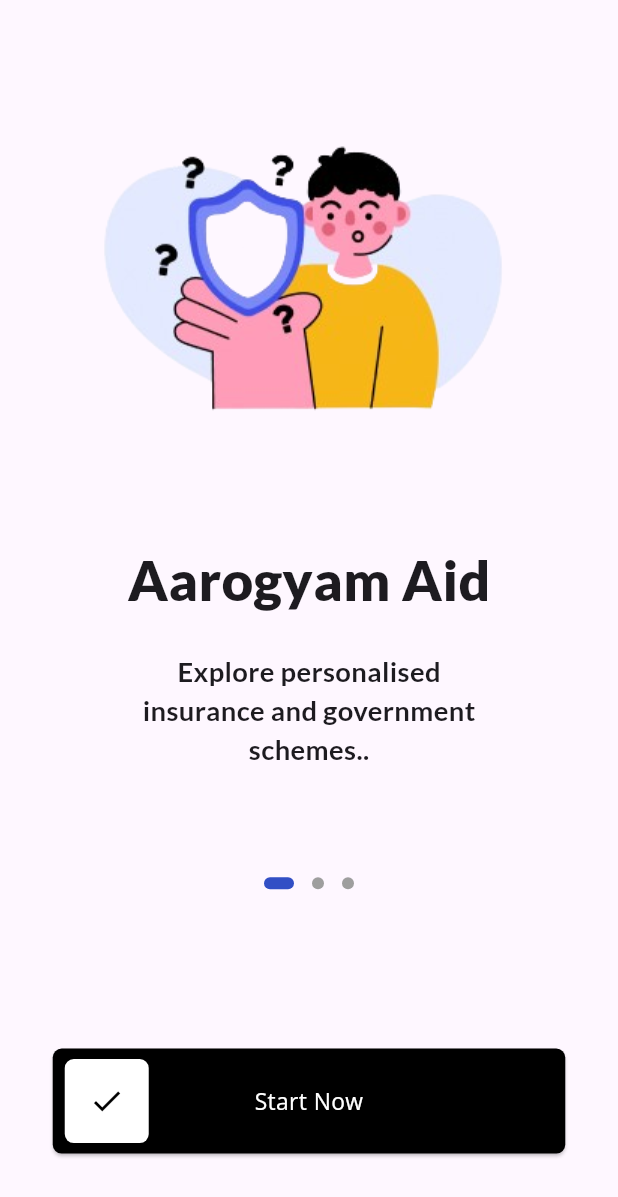
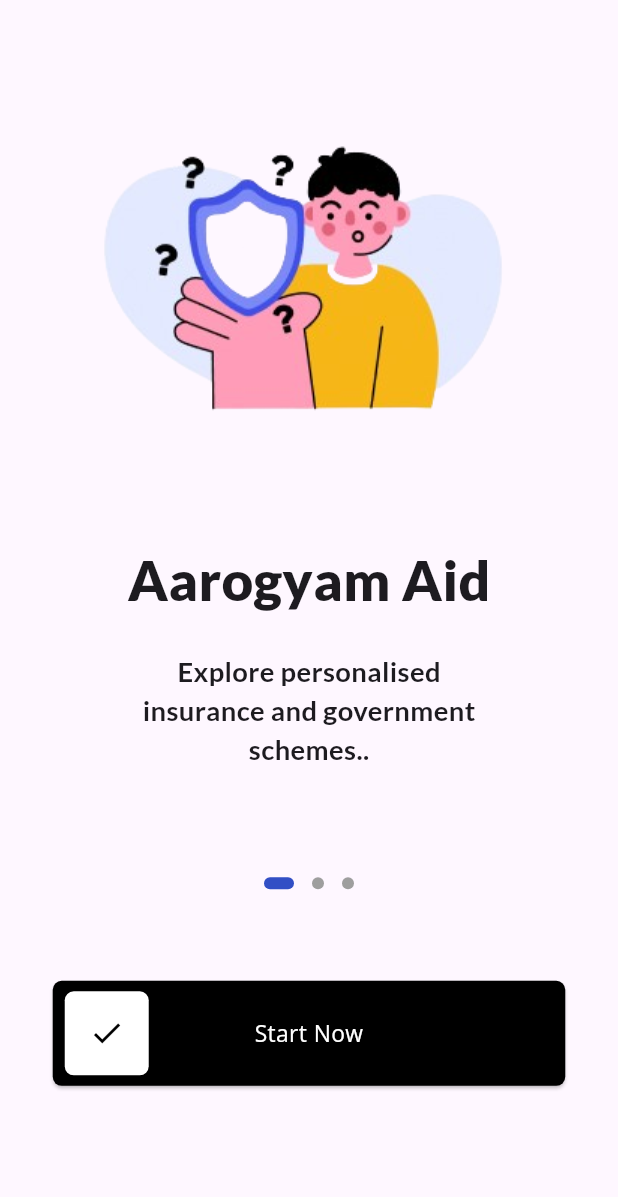
Before and after one commit to Rhustish/Arogyam-Aid, a Flutter app: the screen it shows after launch, on a phone screen of 412 x 824 dp. Shown: the top 1197 px of the screen. Run offline on Flutter 3.47's test engine with Material 3 defaults, Android fonts, the phone set to English and light mode, and no system bars; drawn by our look-alikes of dots_indicator, slide_to_act; our stand-ins replace circular_countdown_timer, flutter_screenutil, google_fonts, otp_text_field, supabase_flutter; accounts and stored records are empty.

Commit message:
padding fixes

```diff
--- a/lib/Onboarding/Page1.dart
+++ b/lib/Onboarding/Page1.dart
@@ -26,6 +26,9 @@ class _Page1State extends State<Page1> {
       body: SizedBox(
         height: 812.h,
         width: 375.w,
+        child: Padding(
+          padding:
+              const EdgeInsets.only(top:0.0,bottom: 100.0),
           child: Column(
             mainAxisAlignment: MainAxisAlignment.start,
             children: [
@@ -106,9 +109,8 @@ class _Page1State extends State<Page1> {
                       borderRadius: BorderRadius.circular(5.0)),
                 ),
               ),
-            Padding(
-              padding: const EdgeInsets.only(left: 15.0, right: 15,  top: 100),
-              child: SizedBox(
+              const Spacer(),
+              SizedBox(
                 width: 311.w,
                 height: 64.w,
                 child: SlideAction(
@@ -135,8 +137,8 @@ class _Page1State extends State<Page1> {
                   },
                 ),
               ),
+            ],
           ),
-          ],
         ),
       ),
     );
```
Lines whose indentation alone changed are shown as unchanged.
